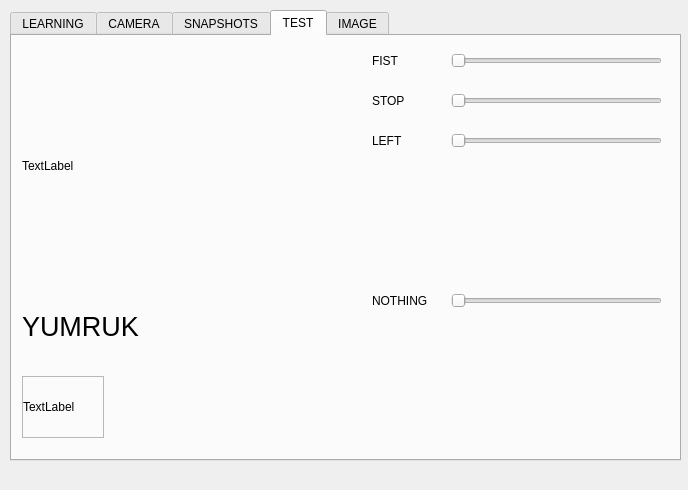
Qt form mainwindow.ui (ahmetcihan/hand_recognition) before a commit.
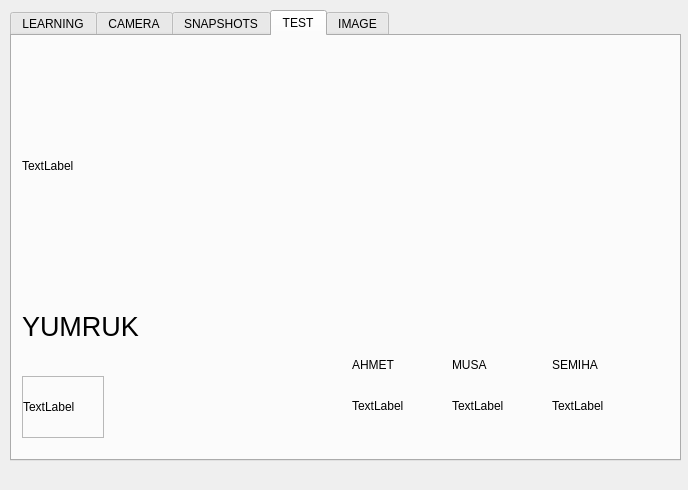
The same form after that commit.

Diff of the .ui file:
```diff
--- a/mainwindow.ui
+++ b/mainwindow.ui
@@ -845,84 +845,6 @@
        <string>YUMRUK</string>
       </property>
      </widget>
-     <widget class="QLabel" name="label_5">
-      <property name="geometry">
-       <rect>
-        <x>360</x>
-        <y>10</y>
-        <width>67</width>
-        <height>30</height>
-       </rect>
-      </property>
-      <property name="text">
-       <string>FIST</string>
-      </property>
-     </widget>
-     <widget class="QSlider" name="horizontalSlider_fist">
-      <property name="geometry">
-       <rect>
-        <x>439</x>
-        <y>10</y>
-        <width>211</width>
-        <height>30</height>
-       </rect>
-      </property>
-      <property name="orientation">
-       <enum>Qt::Horizontal</enum>
-      </property>
-     </widget>
-     <widget class="QSlider" name="horizontalSlider_stop">
-      <property name="geometry">
-       <rect>
-        <x>439</x>
-        <y>50</y>
-        <width>211</width>
-        <height>30</height>
-       </rect>
-      </property>
-      <property name="orientation">
-       <enum>Qt::Horizontal</enum>
-      </property>
-     </widget>
-     <widget class="QLabel" name="label_6">
-      <property name="geometry">
-       <rect>
-        <x>360</x>
-        <y>50</y>
-        <width>67</width>
-        <height>30</height>
-       </rect>
-      </property>
-      <property name="text">
-       <string>STOP</string>
-      </property>
-     </widget>
-     <widget class="QSlider" name="horizontalSlider_left">
-      <property name="geometry">
-       <rect>
-        <x>439</x>
-        <y>90</y>
-        <width>211</width>
-        <height>30</height>
-       </rect>
-      </property>
-      <property name="orientation">
-       <enum>Qt::Horizontal</enum>
-      </property>
-     </widget>
-     <widget class="QLabel" name="label_8">
-      <property name="geometry">
-       <rect>
-        <x>360</x>
-        <y>90</y>
-        <width>67</width>
-        <height>30</height>
-       </rect>
-      </property>
-      <property name="text">
-       <string>LEFT</string>
-      </property>
-     </widget>
      <widget class="QFrame" name="frame_6">
       <property name="geometry">
        <rect>
@@ -952,30 +874,82 @@
        </property>
       </widget>
      </widget>
-     <widget class="QSlider" name="horizontalSlider_nothing">
+     <widget class="QLabel" name="label_ahmet">
       <property name="geometry">
        <rect>
-        <x>439</x>
-        <y>250</y>
-        <width>211</width>
-        <height>30</height>
+        <x>340</x>
+        <y>340</y>
+        <width>80</width>
+        <height>60</height>
        </rect>
       </property>
-      <property name="orientation">
-       <enum>Qt::Horizontal</enum>
+      <property name="text">
+       <string>TextLabel</string>
       </property>
      </widget>
-     <widget class="QLabel" name="label_11">
+     <widget class="QLabel" name="label_musa">
       <property name="geometry">
        <rect>
-        <x>360</x>
-        <y>250</y>
+        <x>440</x>
+        <y>340</y>
+        <width>80</width>
+        <height>60</height>
+       </rect>
+      </property>
+      <property name="text">
+       <string>TextLabel</string>
+      </property>
+     </widget>
+     <widget class="QLabel" name="label_semiha">
+      <property name="geometry">
+       <rect>
+        <x>540</x>
+        <y>340</y>
+        <width>80</width>
+        <height>60</height>
+       </rect>
+      </property>
+      <property name="text">
+       <string>TextLabel</string>
+      </property>
+     </widget>
+     <widget class="QLabel" name="label">
+      <property name="geometry">
+       <rect>
+        <x>340</x>
+        <y>320</y>
         <width>67</width>
-        <height>30</height>
+        <height>17</height>
        </rect>
       </property>
       <property name="text">
-       <string>NOTHING</string>
+       <string>AHMET</string>
+      </property>
+     </widget>
+     <widget class="QLabel" name="label_7">
+      <property name="geometry">
+       <rect>
+        <x>440</x>
+        <y>320</y>
+        <width>67</width>
+        <height>17</height>
+       </rect>
+      </property>
+      <property name="text">
+       <string>MUSA</string>
+      </property>
+     </widget>
+     <widget class="QLabel" name="label_9">
+      <property name="geometry">
+       <rect>
+        <x>540</x>
+        <y>320</y>
+        <width>67</width>
+        <height>17</height>
+       </rect>
+      </property>
+      <property name="text">
+       <string>SEMIHA</string>
       </property>
      </widget>
     </widget>
@@ -1041,6 +1015,110 @@
        </property>
       </widget>
      </widget>
+     <widget class="QLabel" name="label_8">
+      <property name="geometry">
+       <rect>
+        <x>160</x>
+        <y>90</y>
+        <width>67</width>
+        <height>30</height>
+       </rect>
+      </property>
+      <property name="text">
+       <string>SEMIHA</string>
+      </property>
+     </widget>
+     <widget class="QLabel" name="label_11">
+      <property name="geometry">
+       <rect>
+        <x>161</x>
+        <y>130</y>
+        <width>67</width>
+        <height>30</height>
+       </rect>
+      </property>
+      <property name="text">
+       <string>NOTHING</string>
+      </property>
+     </widget>
+     <widget class="QLabel" name="label_5">
+      <property name="geometry">
+       <rect>
+        <x>160</x>
+        <y>10</y>
+        <width>67</width>
+        <height>30</height>
+       </rect>
+      </property>
+      <property name="text">
+       <string>AHMET</string>
+      </property>
+     </widget>
+     <widget class="QSlider" name="horizontalSlider_fist">
+      <property name="geometry">
+       <rect>
+        <x>239</x>
+        <y>10</y>
+        <width>211</width>
+        <height>30</height>
+       </rect>
+      </property>
+      <property name="orientation">
+       <enum>Qt::Horizontal</enum>
+      </property>
+     </widget>
+     <widget class="QSlider" name="horizontalSlider_left">
+      <property name="geometry">
+       <rect>
+        <x>239</x>
+        <y>90</y>
+        <width>211</width>
+        <height>30</height>
+       </rect>
+      </property>
+      <property name="orientation">
+       <enum>Qt::Horizontal</enum>
+      </property>
+     </widget>
+     <widget class="QSlider" name="horizontalSlider_stop">
+      <property name="geometry">
+       <rect>
+        <x>239</x>
+        <y>50</y>
+        <width>211</width>
+        <height>30</height>
+       </rect>
+      </property>
+      <property name="orientation">
+       <enum>Qt::Horizontal</enum>
+      </property>
+     </widget>
+     <widget class="QSlider" name="horizontalSlider_nothing">
+      <property name="geometry">
+       <rect>
+        <x>240</x>
+        <y>130</y>
+        <width>211</width>
+        <height>30</height>
+       </rect>
+      </property>
+      <property name="orientation">
+       <enum>Qt::Horizontal</enum>
+      </property>
+     </widget>
+     <widget class="QLabel" name="label_6">
+      <property name="geometry">
+       <rect>
+        <x>160</x>
+        <y>50</y>
+        <width>67</width>
+        <height>30</height>
+       </rect>
+      </property>
+      <property name="text">
+       <string>MUSA</string>
+      </property>
+     </widget>
     </widget>
    </widget>
   </widget>
```
Left out of the diff: 26 changed lines with no effect on the pictures.
